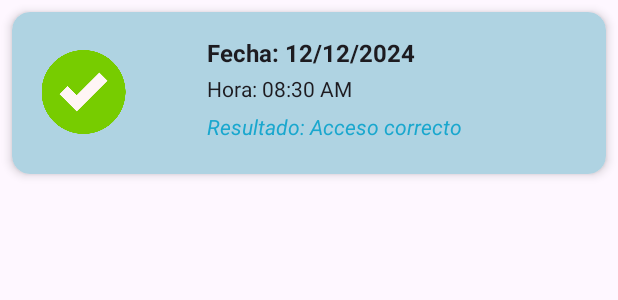
After one commit to RaquelVentura/SmartHouse, an Android app: the layout item_acceso.xml on its own in the app's theme, with its tools: preview values and no code run, on a phone screen of 412 x 824 dp. The commit adds this screen. Shown: the top 300 px of the screen. Run offline under Robolectric (Android 15) with nearby library versions, the phone set to English and light mode, and no system bars.

Commit message:
feat: implementando historial de accesos

```diff
--- /dev/null
+++ b/app/src/main/res/layout/item_acceso.xml
@@ -0,0 +1,68 @@
+<?xml version="1.0" encoding="utf-8"?>
+<androidx.cardview.widget.CardView xmlns:android="http://schemas.android.com/apk/res/android"
+    xmlns:card_view="http://schemas.android.com/apk/res-auto"
+    xmlns:tools="http://schemas.android.com/tools"
+    android:layout_width="match_parent"
+    android:layout_height="wrap_content"
+    card_view:cardCornerRadius="12dp"
+    card_view:cardElevation="4dp"
+    android:layout_margin="8dp"
+    android:background="?attr/colorSurface">
+
+    <androidx.constraintlayout.widget.ConstraintLayout
+        android:layout_width="match_parent"
+        android:layout_height="wrap_content"
+        android:padding="16dp">
+
+        <TextView
+            android:id="@+id/tvFecha"
+            android:layout_width="250dp"
+            android:layout_height="25dp"
+            android:text="Fecha: 12/12/2024"
+            android:textColor="?attr/colorOnSurface"
+            android:textSize="16sp"
+            android:textStyle="bold"
+            card_view:layout_constraintEnd_toEndOf="parent"
+            card_view:layout_constraintHorizontal_bias="1.0"
+            card_view:layout_constraintStart_toStartOf="parent"
+            card_view:layout_constraintTop_toTopOf="parent" />
+
+        <TextView
+            android:id="@+id/tvHora"
+            android:layout_width="250dp"
+            android:layout_height="25dp"
+            android:text="Hora: 08:30 AM"
+            android:textColor="?attr/colorOnSurface"
+            android:textSize="14sp"
+            card_view:layout_constraintEnd_toEndOf="parent"
+            card_view:layout_constraintHorizontal_bias="1.0"
+            card_view:layout_constraintStart_toStartOf="parent"
+            card_view:layout_constraintTop_toBottomOf="@+id/tvFecha" />
+
+        <TextView
+            android:id="@+id/tvResultado"
+            android:layout_width="250dp"
+            android:layout_height="25dp"
+            android:text="Resultado: Acceso correcto"
+            android:textColor="?attr/colorPrimary"
+            android:textSize="14sp"
+            android:textStyle="italic"
+            card_view:layout_constraintEnd_toEndOf="parent"
+            card_view:layout_constraintHorizontal_bias="1.0"
+            card_view:layout_constraintStart_toStartOf="parent"
+            card_view:layout_constraintTop_toBottomOf="@+id/tvHora" />
+
+        <ImageView
+            android:id="@+id/imgAcceso"
+            android:layout_width="63dp"
+            android:layout_height="56dp"
+            card_view:layout_constraintBottom_toBottomOf="parent"
+            card_view:layout_constraintEnd_toStartOf="@+id/tvHora"
+            card_view:layout_constraintHorizontal_bias="0.0"
+            card_view:layout_constraintStart_toStartOf="parent"
+            card_view:layout_constraintTop_toTopOf="parent"
+            card_view:layout_constraintVertical_bias="0.473"
+            card_view:srcCompat="@drawable/check" />
+
+    </androidx.constraintlayout.widget.ConstraintLayout>
+</androidx.cardview.widget.CardView>
```
Also changed, not shown: app/src/main/java/com/example/smarthouse/data/models/Seguridad.java (+21 -9 lines), app/src/main/java/com/example/smarthouse/ui/views/adapters/adaptadorAccesos.java (added, +67 -0 lines), app/src/main/java/com/example/smarthouse/ui/views/fragments/HistorialAccesosFragment.java (+50 -36 lines), app/src/main/res/layout/fragment_historial_accesos.xml (+4 -6 lines), app/src/main/res/drawable/check.png (added), app/src/main/res/drawable/close.png (added), app/src/main/res/drawable/support.png (added).
